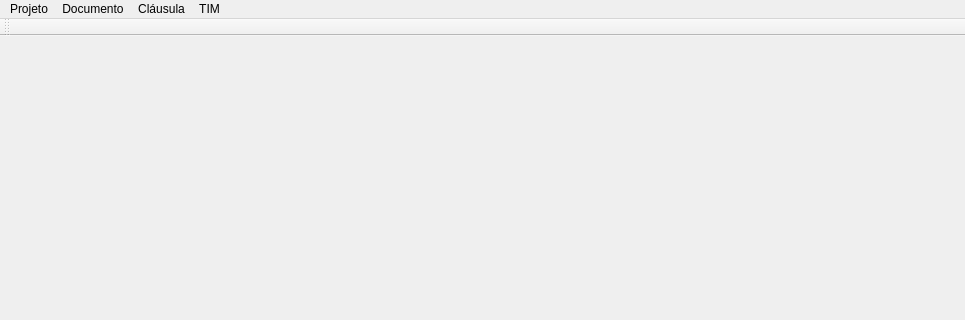
Above: views/UI/MainWindow.ui from fbarden/ProjectManager before the change; both pictures show x 0 to 965 and y 0 to 320 of the 965 by 643 pixel window. Below: the same form after it.
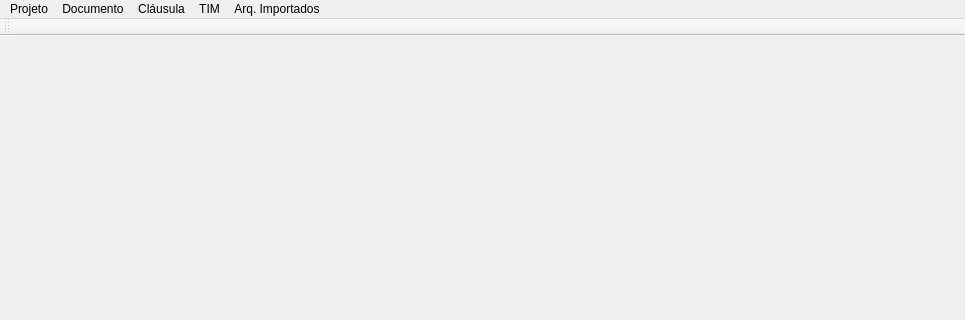
That is the form after the change.

Diff of the .ui file:
```diff
--- a/views/UI/MainWindow.ui
+++ b/views/UI/MainWindow.ui
@@ -51,10 +51,17 @@
      <string>Cláusula</string>
     </property>
    </widget>
+   <widget class="QMenu" name="menuImportedFiles">
+    <property name="title">
+     <string>Arq. Importados</string>
+    </property>
+    <addaction name="actionManageFiles"/>
+   </widget>
    <addaction name="menuProject"/>
    <addaction name="menuDocumento"/>
    <addaction name="menuCl_usula"/>
    <addaction name="menuTIM"/>
+   <addaction name="menuImportedFiles"/>
   </widget>
   <widget class="QStatusBar" name="statusbar"/>
   <widget class="QToolBar" name="toolBar">
```
Left out of the diff: 5 changed lines with no effect on the pictures.
